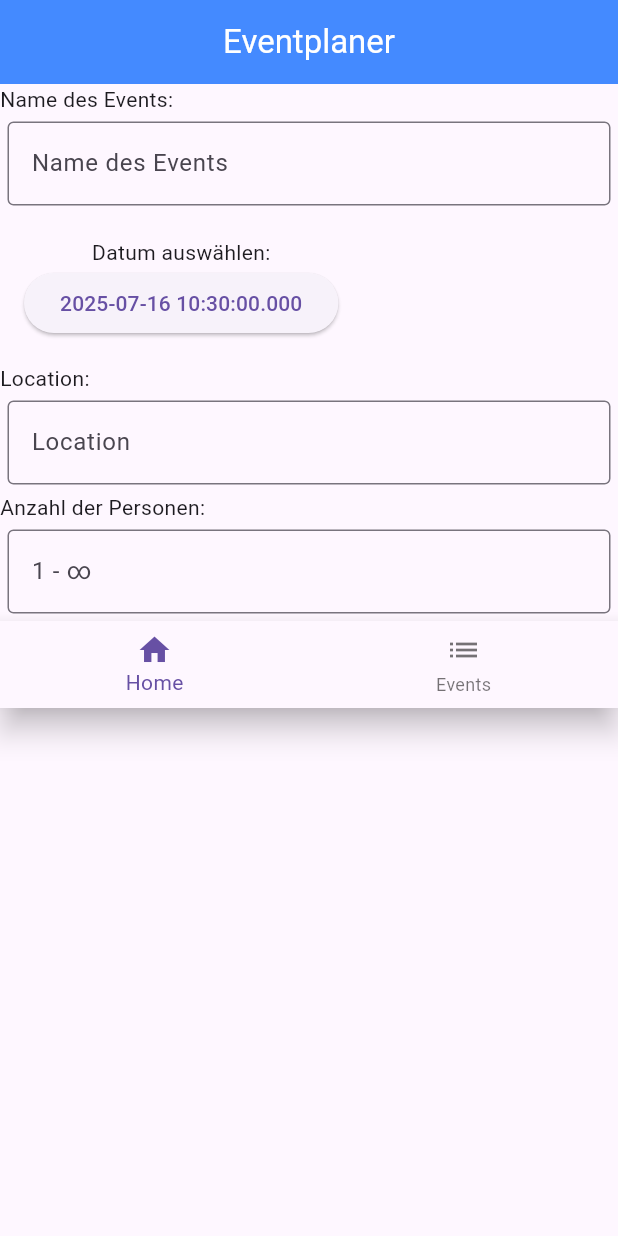
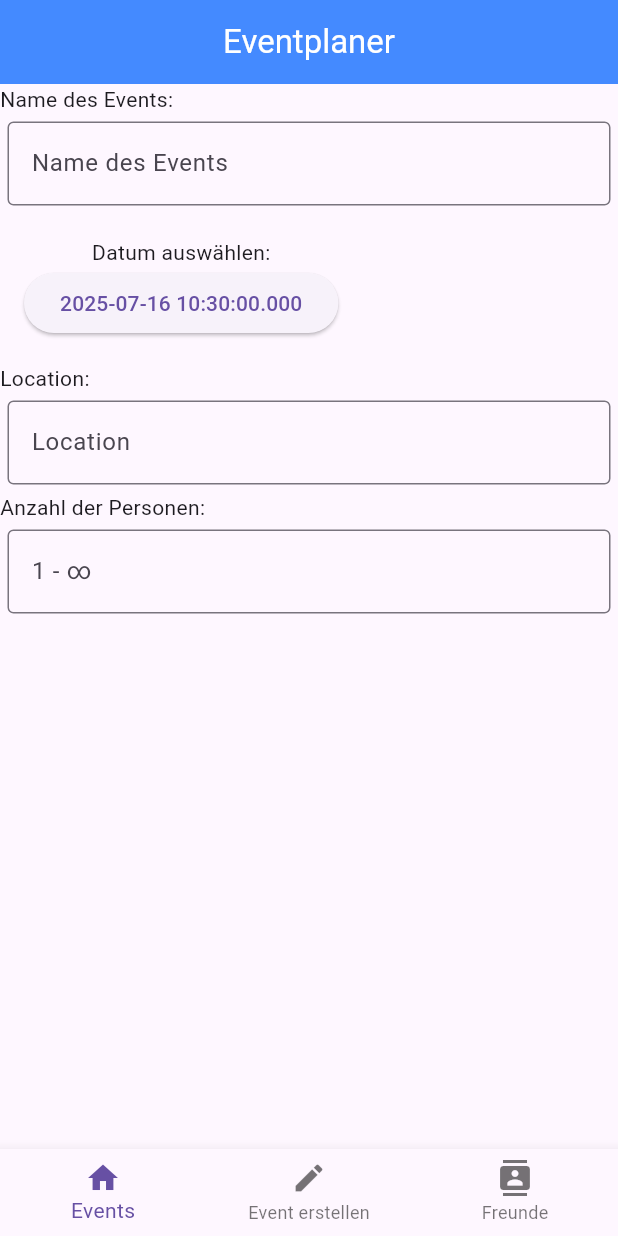
Before and after one commit to DEVAT94/Batch10Tasks, a Flutter app: the screen it shows after launch, on a phone screen of 412 x 824 dp. Run offline on Flutter 3.47's test engine with Material 3 defaults, Android fonts, the phone set to English and light mode, and no system bars.

Commit message:
Changed BottomNavBar

```diff
--- a/Tasks/f_helloworld/f_private/f_Test/f_partyplaner/lib/main.dart
+++ b/Tasks/f_helloworld/f_private/f_Test/f_partyplaner/lib/main.dart
@@ -1,6 +1,3 @@
-import 'dart:convert';
-import 'dart:nativewrappers/_internal/vm/lib/math_patch.dart';
-
 import 'package:flutter/material.dart';
 
 void main() {
@@ -55,22 +52,14 @@ class MainApp extends StatelessWidget {
                 ),
               ),
             ),
-            Container(
-              alignment: Alignment.bottomCenter,
-              child: BottomNavigationBar(
-                items: const <BottomNavigationBarItem>[
-                  BottomNavigationBarItem(
-                    icon: Icon(Icons.home),
-                    label: 'Home',
-                  ),
-                  BottomNavigationBarItem(
-                    icon: Icon(Icons.list),
-                    label: 'Events',
-                  ),
-                ],
-              ),
-            ),
           ],
+        ),
+        bottomNavigationBar: BottomNavigationBar(
+          items: [
+            BottomNavigationBarItem(icon: Icon(Icons.home), label: 'Events'),
+            BottomNavigationBarItem(icon: Icon(Icons.create), label: 'Event erstellen'),
+            BottomNavigationBarItem(icon: Icon(Icons.contacts), label: 'Freunde')
+          ]
         ),
       ),
     );
```
